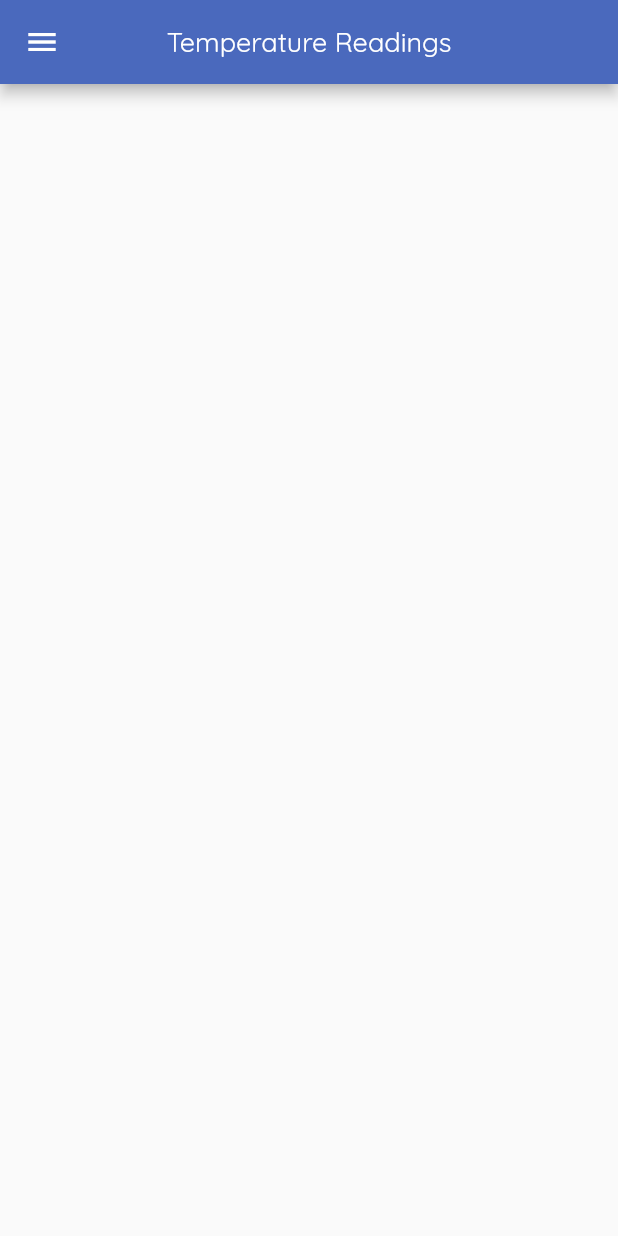
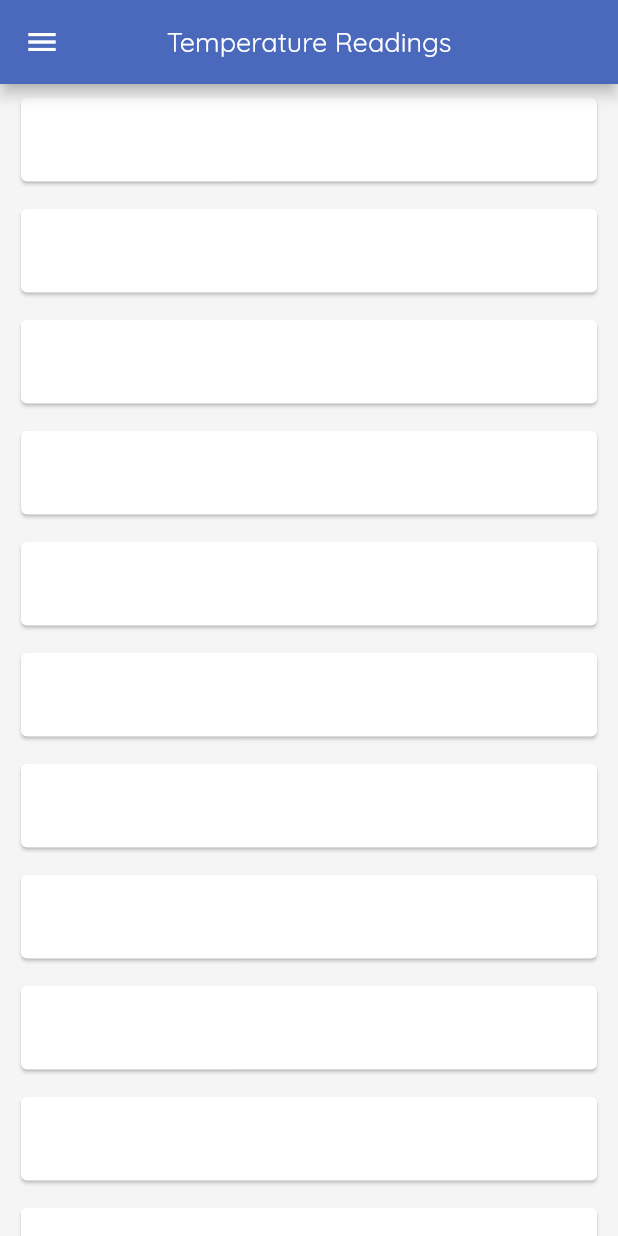
Before and after one commit to lansoyyy/fishery_management_client, a Flutter app: the ReadingPage screen opened directly, on a phone screen of 412 x 824 dp. Run offline on Flutter 3.47's test engine with Material 2 defaults, Android fonts, the phone set to English and light mode, and no system bars; our stand-ins replace cloud_firestore, firebase_core, firebase_storage, get_storage, image_picker; accounts and stored records are empty.

Commit message:
wip reading page

```diff
--- a/lib/services/cloud_functions/post_temp.dart
+++ b/lib/services/cloud_functions/post_temp.dart
@@ -25,6 +25,7 @@ Future postTemp(
     'temp': temp,
     'pondName': pondName,
     'pondLocation': pondLocation,
+    'dateTime': DateTime.now()
   };
 
   await docUser.set(json);
--- a/lib/views/reading_page.dart
+++ b/lib/views/reading_page.dart
@@ -9,6 +9,7 @@ class ReadingPage extends StatelessWidget {
   @override
   Widget build(BuildContext context) {
     return Scaffold(
+      backgroundColor: Colors.grey[100],
       drawer: const DrawerWidget(),
       appBar: AppBar(
         backgroundColor: secondaryColor,
@@ -16,6 +17,12 @@ class ReadingPage extends StatelessWidget {
             text: 'Temperature Readings', fontSize: 18, color: Colors.white),
         centerTitle: true,
       ),
+      body: ListView.builder(itemBuilder: (context, index) {
+        return const Padding(
+          padding: EdgeInsets.fromLTRB(10, 5, 10, 5),
+          child: Card(child: ListTile()),
+        );
+      }),
     );
   }
 }
```
